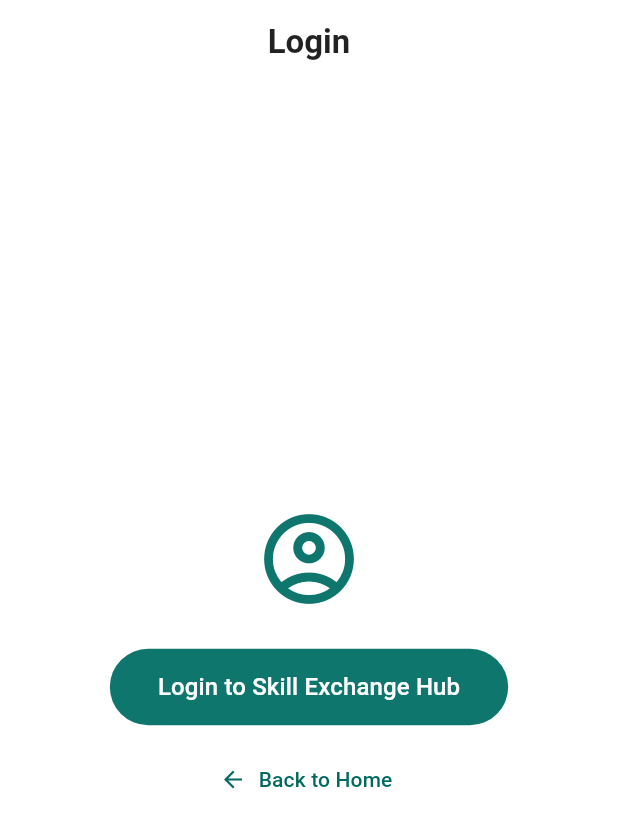
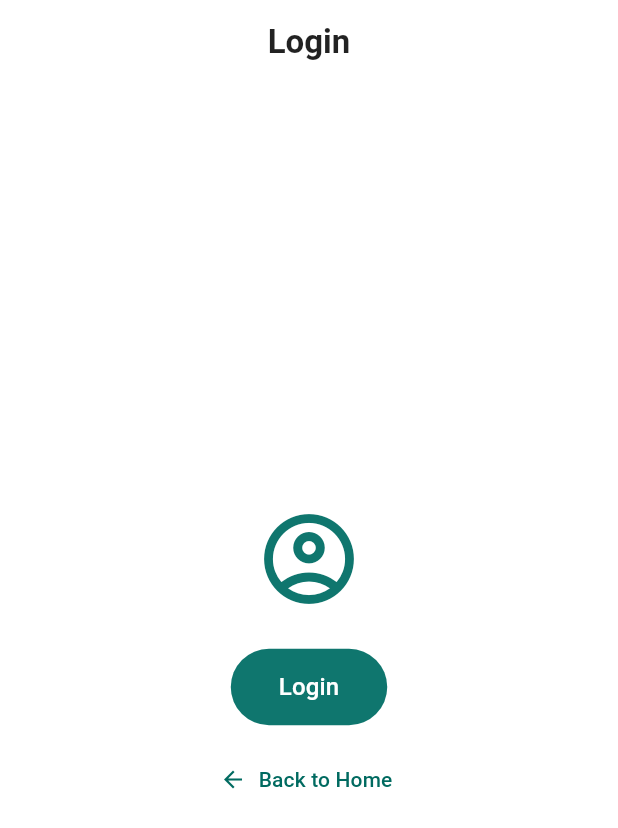
Before and after one commit to bhanuka598/PeerLearHub, a Flutter app: the screen it shows after launch, after a tap on "Go to Login", on a phone screen of 412 x 824 dp. Shown: the top 828 px of the screen. Run offline on Flutter 3.47's test engine with Material 3 defaults, Android fonts, the phone set to English and light mode, and no system bars; our stand-ins replace go_router.

Commit message:
Front End 2 and Back end part
navigation

```diff
--- a/lib/screens/loading_screen.dart
+++ b/lib/screens/loading_screen.dart
@@ -9,6 +9,109 @@ class LoadingScreen extends StatelessWidget {
     final textTheme = Theme.of(context).textTheme;
 
     return Scaffold(
+      appBar: AppBar(
+        title: const Text('Peer Learn Hub'),
+        centerTitle: true,
+        actions: [
+          IconButton(
+            tooltip: 'Skill Exchange Hub',
+            icon: const Icon(Icons.swap_horiz_rounded),
+            onPressed: () => context.go('/skill-exchange'),
+          ),
+        ],
+      ),
+      drawer: Drawer(
+        child: ListView(
+          padding: EdgeInsets.zero,
+          children: [
+            DrawerHeader(
+              decoration: const BoxDecoration(
+                color: Color(0xFF0F766E),
+              ),
+              child: Column(
+                crossAxisAlignment: CrossAxisAlignment.start,
+                mainAxisAlignment: MainAxisAlignment.end,
+                children: [
+                  const Icon(
+                    Icons.hub_rounded,
+                    size: 40,
+                    color: Colors.white,
+                  ),
+                  const SizedBox(height: 10),
+                  Text(
+                    'Peer Learn Hub',
+                    style: textTheme.titleLarge?.copyWith(
+                      color: Colors.white,
+                      fontWeight: FontWeight.bold,
+                    ),
+                  ),
+                  Text(
+                    'Learn & Exchange Skills',
+                    style: textTheme.bodySmall?.copyWith(
+                      color: Colors.white70,
+                    ),
+                  ),
+                ],
+              ),
+            ),
+            ListTile(
+              leading: const Icon(Icons.home_outlined),
+              title: const Text('Home'),
+              selected: true,
+              selectedColor: const Color(0xFF0F766E),
+              onTap: () {
+                Navigator.pop(context);
+              },
+            ),
+            ListTile(
+              leading: const Icon(Icons.swap_horiz_rounded, color: Color(0xFF0F766E)),
+              title: const Text(
+                'Skill Exchange',
+                style: TextStyle(fontWeight: FontWeight.bold),
+              ),
+              subtitle: const Text('Find peers, trade skills & AI matches'),
+              trailing: Container(
+                padding: const EdgeInsets.symmetric(horizontal: 8, vertical: 2),
+                decoration: BoxDecoration(
+                  color: const Color(0xFF0F766E).withValues(alpha: 0.1),
+                  borderRadius: BorderRadius.circular(10),
+                ),
+                child: const Text(
+                  'Explore',
+                  style: TextStyle(
+                    fontSize: 11,
+                    color: Color(0xFF0F766E),
+                    fontWeight: FontWeight.bold,
+                  ),
+                ),
+              ),
+              onTap: () {
+                Navigator.pop(context);
+                context.go('/skill-exchange');
+              },
+            ),
+            const Divider(),
+            ListTile(
+              leading: const Icon(Icons.login),
+              title: const Text('Login'),
+              onTap: () {
+                Navigator.pop(context);
+                context.go('/login');
+              },
+            ),
+          ],
+        ),
+      ),
+      floatingActionButtonLocation: FloatingActionButtonLocation.endFloat,
+      floatingActionButton: FloatingActionButton.extended(
+        onPressed: () {
+          context.go('/skill-exchange');
+        },
+        icon: const Icon(Icons.swap_horiz_rounded),
+        label: const Text('Skill Exchange'),
+        backgroundColor: const Color(0xFF0F766E),
+        foregroundColor: Colors.white,
+      ),
       body: Center(
         child: Padding(
           padding: const EdgeInsets.symmetric(horizontal: 24.0),
@@ -39,37 +142,19 @@ class LoadingScreen extends StatelessWidget {
               ),
               const SizedBox(height: 36),
 
-              // Feature: Skill Exchange Hub Button
+              // Login Button
               FilledButton.icon(
                 onPressed: () {
-                  context.go('/skill-exchange');
+                  context.go('/login');
                 },
-                icon: const Icon(Icons.swap_horiz_rounded),
+                icon: const Icon(Icons.login),
                 label: const Text(
-                  'Open Skill Exchange Hub',
+                  'Go to Login',
                   style: TextStyle(fontSize: 16, fontWeight: FontWeight.bold),
                 ),
                 style: FilledButton.styleFrom(
                   backgroundColor: const Color(0xFF0F766E),
-                  padding: const EdgeInsets.symmetric(horizontal: 24, vertical: 16),
-                  shape: RoundedRectangleBorder(
-                    borderRadius: BorderRadius.circular(12),
-                  ),
-                ),
-              ),
-              const SizedBox(height: 14),
-
-              // Secondary: Go to Login
-              OutlinedButton.icon(
-                onPressed: () {
-                  context.go('/login');
-                },
-                icon: const Icon(Icons.login),
-                label: const Text('Go to Login'),
-                style: OutlinedButton.styleFrom(
-                  foregroundColor: const Color(0xFF0F766E),
-                  side: const BorderSide(color: Color(0xFF0F766E)),
-                  padding: const EdgeInsets.symmetric(horizontal: 24, vertical: 14),
+                  padding: const EdgeInsets.symmetric(horizontal: 32, vertical: 14),
                   shape: RoundedRectangleBorder(
                     borderRadius: BorderRadius.circular(12),
                   ),
--- a/lib/screens/login_screen.dart
+++ b/lib/screens/login_screen.dart
@@ -25,14 +25,14 @@ class LoginScreen extends StatelessWidget {
               const SizedBox(height: 24),
               FilledButton(
                 onPressed: () {
-                  // Navigate to the Skill Exchange Dashboard
-                  context.go('/skill-exchange');
+                  // Perform login action, navigate to home
+                  context.go('/');
                 },
                 style: FilledButton.styleFrom(
                   backgroundColor: const Color(0xFF0F766E),
                   padding: const EdgeInsets.symmetric(horizontal: 32, vertical: 14),
                 ),
-                child: const Text('Login to Skill Exchange Hub', style: TextStyle(fontSize: 16)),
+                child: const Text('Login', style: TextStyle(fontSize: 16)),
               ),
               const SizedBox(height: 12),
               TextButton.icon(
```
Also changed, not shown: 1 other file.
